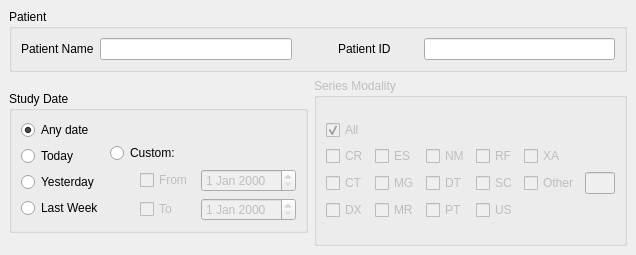
This is starviewer/src/inputoutput/qbasicsearchwidgetbase.ui in starviewer-medical/starviewer as Qt 5 draws it before an edit. The edited form follows.
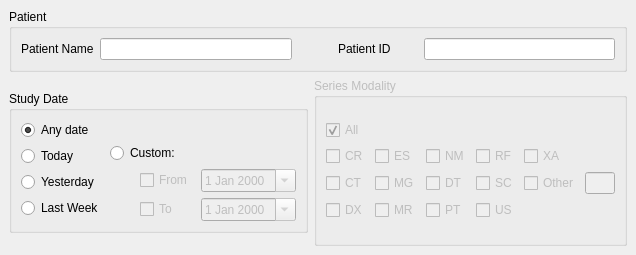
This is the edited form.

Commit message: ENH: Afegim un calendari "pop-up" en els filtres de cerca per data, que fan més còmode la cerca per dates a l'usuari, tal com s'especifica en el ticket #681

What changed in the file:
```diff
--- a/starviewer/src/inputoutput/qbasicsearchwidgetbase.ui
+++ b/starviewer/src/inputoutput/qbasicsearchwidgetbase.ui
@@ -303,6 +303,9 @@
                     <property name="buttonSymbols" >
                      <enum>QAbstractSpinBox::UpDownArrows</enum>
                     </property>
+                    <property name="calendarPopup" >
+                     <bool>true</bool>
+                    </property>
                    </widget>
                   </item>
                  </layout>
@@ -336,6 +339,9 @@
                       <height>20</height>
                      </size>
                     </property>
+                    <property name="calendarPopup" >
+                     <bool>true</bool>
+                    </property>
                    </widget>
                   </item>
                  </layout>
```
